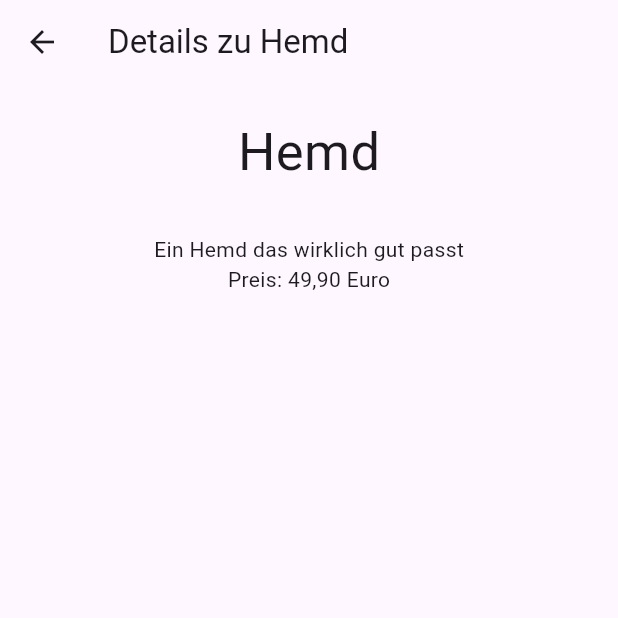
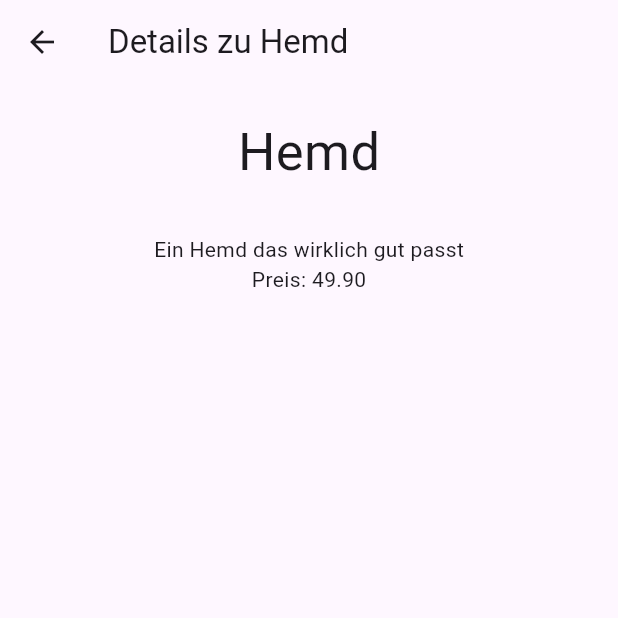
Before and after one commit to RaphaelBirkl1991/app_akademie_navigation-task, a Flutter app: the screen it shows after launch, after a tap on the "account tree" icon, on a phone screen of 412 x 824 dp, the top half of it. Run offline on Flutter 3.47's test engine with Material 3 defaults, Android fonts, the phone set to English and light mode, and no system bars.

Commit message:
task 2 done

```diff
--- a/lib/main.dart
+++ b/lib/main.dart
@@ -1,17 +1,20 @@
 import 'package:flutter/material.dart';
 import 'package:navigation_exercise/product.dart';
+import 'package:navigation_exercise/product_screen.dart';
 
 void main() {
   runApp(const MainApp());
 }
 
 class MainApp extends StatelessWidget {
-  const MainApp({super.key});
+  const MainApp({Key? key}) : super(key: key);
 
   @override
   Widget build(BuildContext context) {
-    return const MaterialApp(
-      home: Product(),
+    final shirt = Product("Hemd", "Ein Hemd das wirklich gut passt", 49.90);
+
+    return MaterialApp(
+      home: ProductScreen(shirt: shirt),
     );
   }
 }
--- a/lib/product.dart
+++ b/lib/product.dart
@@ -1,28 +1,7 @@
-import 'package:flutter/material.dart';
-import 'package:navigation_exercise/product_details.dart';
+class Product {
+  String name;
+  String description;
+  double price;
 
-class Product extends StatelessWidget {
-  const Product({
-    super.key,
-  });
-
-  @override
-  Widget build(BuildContext context) {
-    return Scaffold(
-      appBar: AppBar(title: const Text("Produkte")),
-      body: const Center(
-          child: Text(
-        'Schaue ein schönes Produkt an, \n indem du auf den FAB drückst!',
-        textAlign: TextAlign.center,
-      )),
-      floatingActionButton: FloatingActionButton(
-          onPressed: () {
-            Navigator.push(
-                context,
-                MaterialPageRoute(
-                    builder: (context) => const ProductDetails()));
-          },
-          child: const Icon(Icons.account_tree_outlined)),
-    );
-  }
+  Product(this.name, this.description, this.price);
 }
--- a/lib/product_details.dart
+++ b/lib/product_details.dart
@@ -1,23 +1,26 @@
 import 'package:flutter/material.dart';
+import 'package:navigation_exercise/product.dart';
 
 class ProductDetails extends StatelessWidget {
-  const ProductDetails({super.key});
+  final Product shirt;
+
+  const ProductDetails({required this.shirt, Key? key}) : super(key: key);
 
   @override
   Widget build(BuildContext context) {
     return Scaffold(
         appBar: AppBar(title: const Text("Details zu Hemd")),
-        body: const Center(
+        body: Center(
           child: Column(
             children: [
-              SizedBox(height: 20),
+              const SizedBox(height: 20),
               Text(
-                "Hemd",
-                style: TextStyle(fontSize: 35),
+                shirt.name,
+                style: const TextStyle(fontSize: 35),
               ),
-              SizedBox(height: 30),
-              Text("Ein Hemd das wirklich gut passt"),
-              Text("Preis: 49,90 Euro"),
+              const SizedBox(height: 30),
+              Text(shirt.description),
+              Text("Preis: ${shirt.price.toStringAsFixed(2)}"),
             ],
           ),
         ));
--- /dev/null
+++ b/lib/product_screen.dart
@@ -0,0 +1,29 @@
+import 'package:flutter/material.dart';
+import 'package:navigation_exercise/product.dart';
+import 'package:navigation_exercise/product_details.dart';
+
+class ProductScreen extends StatelessWidget {
+  final Product shirt;
+
+  const ProductScreen({required this.shirt, Key? key}) : super(key: key);
+
+  @override
+  Widget build(BuildContext context) {
+    return Scaffold(
+      appBar: AppBar(title: const Text("Produkte")),
+      body: const Center(
+          child: Text(
+        'Schaue ein schönes Produkt an, \n indem du auf den FAB drückst!',
+        textAlign: TextAlign.center,
+      )),
+      floatingActionButton: FloatingActionButton(
+          onPressed: () {
+            Navigator.push(
+                context,
+                MaterialPageRoute(
+                    builder: (context) => ProductDetails(shirt: shirt)));
+          },
+          child: const Icon(Icons.account_tree_outlined)),
+    );
+  }
+}
```
